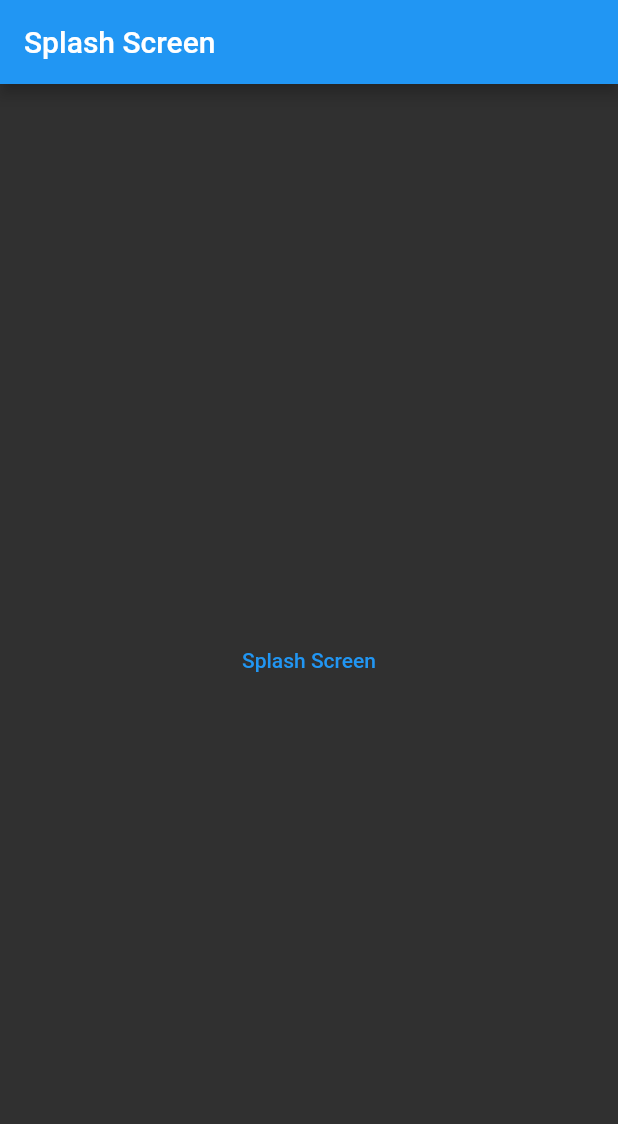
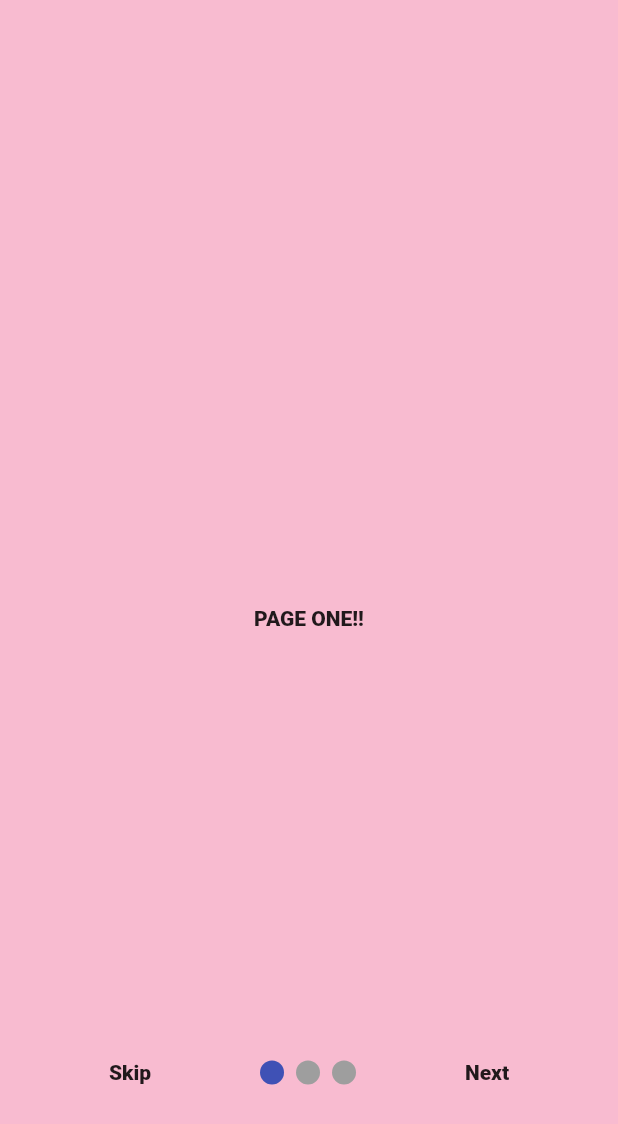
Before and after one commit to US2002/RecipeApp, a Flutter app: the screen it shows after launch, on a phone screen of 412 x 824 dp. Shown: the top 1124 px of the screen. Run offline on Flutter 3.47's test engine with Material 2 defaults, Android fonts, the light colour scheme and no system bars; drawn by our look-alikes of smooth_page_indicator; Roboto replaces fonts that are missing (Roboto-BoldItalic).

Commit message:
SplashScreen

```diff
--- a/lib/main.dart
+++ b/lib/main.dart
@@ -4,7 +4,7 @@ import 'package:recipe_genie/pages/splashScreen.dart';
 void main() {
   runApp(MaterialApp(
     home: splashScreen(),
-    theme: ThemeData.dark(),
+    theme: ThemeData(fontFamily: 'Roboto'),
     debugShowCheckedModeBanner: false,
   ));
 }
--- a/lib/pages/splashScreen.dart
+++ b/lib/pages/splashScreen.dart
@@ -1,5 +1,9 @@
 import 'package:flutter/material.dart';
 import 'package:recipe_genie/pages/home.dart';
+import 'package:recipe_genie/splashScreenPages/page1.dart';
+import 'package:recipe_genie/splashScreenPages/page2.dart';
+import 'package:recipe_genie/splashScreenPages/page3.dart';
+import 'package:smooth_page_indicator/smooth_page_indicator.dart';
 
 class splashScreen extends StatefulWidget {
   const splashScreen({super.key});
@@ -9,37 +13,79 @@ class splashScreen extends StatefulWidget {
 }
 
 class _splashScreenState extends State<splashScreen> {
+  PageController _controller = PageController();
+  bool onLastPage = false;
   @override
   Widget build(BuildContext context) {
     return Scaffold(
-      appBar: AppBar(
-        title: Text('Splash Screen'), //Just for Info not required here
-        backgroundColor: Colors.blue,
-      ),
-      body: Center(
-        child: TextButton(
-            style: ButtonStyle(
-              foregroundColor: MaterialStateProperty.all<Color>(Colors.blue),
-              overlayColor: MaterialStateProperty.resolveWith<Color?>(
-                (Set<MaterialState> states) {
-                  if (states.contains(MaterialState.hovered))
-                    return Colors.blue.withOpacity(0.04);
-                  if (states.contains(MaterialState.focused) ||
-                      states.contains(MaterialState.pressed))
-                    return Colors.blue.withOpacity(0.12);
-                  return null; // Defer to the widget's default.
+        body: Stack(
+      children: [
+        PageView(
+          controller: _controller,
+          onPageChanged: (index) {
+            setState(() {
+              onLastPage = (index == 2);
+            });
+          },
+          children: [
+            page1(),
+            page2(),
+            page3(),
+          ],
+        ),
+        Container(
+          alignment: Alignment(0, 0.75),
+          child: Row(
+            mainAxisAlignment: MainAxisAlignment.spaceEvenly,
+            children: [
+              GestureDetector(
+                onTap: () {
+                  _controller.jumpToPage(2);
                 },
+                child: Text(
+                  'Skip',
+                  style: TextStyle(fontFamily: 'Roboto-BoldItalic'),
+                ),
               ),
-            ),
-            onPressed: () {
-              navigateToSubPage(context);
-            },
-            child: Text('Splash Screen')),
-      ),
-    );
+              SmoothPageIndicator(
+                controller: _controller,
+                count: 3,
+                effect: const WormEffect(
+                  dotHeight: 16,
+                  dotWidth: 16,
+                  type: WormType.thinUnderground,
+                ),
+              ),
+              onLastPage
+                  ? GestureDetector(
+                      onTap: () {
+                        navigateToHomePage(context);
+                      },
+                      child: Text(
+                        'Done',
+                        style: TextStyle(fontFamily: 'Roboto-BoldItalic'),
+                      ),
+                    )
+                  : GestureDetector(
+                      onTap: () {
+                        _controller.nextPage(
+                          duration: Duration(milliseconds: 500),
+                          curve: Curves.easeIn,
+                        );
+                      },
+                      child: Text(
+                        'Next',
+                        style: TextStyle(fontFamily: 'Roboto-BoldItalic'),
+                      ),
+                    ),
+            ],
+          ),
+        )
+      ],
+    ));
   }
 
-  Future navigateToSubPage(context) async {
+  Future navigateToHomePage(context) async {
     Navigator.push(context, MaterialPageRoute(builder: (context) => home()));
   }
 }
--- /dev/null
+++ b/lib/splashScreenPages/page1.dart
@@ -0,0 +1,22 @@
+import 'package:flutter/material.dart';
+
+class page1 extends StatefulWidget {
+  const page1({super.key});
+
+  @override
+  State<page1> createState() => _page1State();
+}
+
+class _page1State extends State<page1> {
+  @override
+  Widget build(BuildContext context) {
+    return Container(
+      color: Colors.pink[100],
+      child: const Center(
+          child: Text(
+        'PAGE ONE!!',
+        style: TextStyle(fontFamily: 'Roboto-BoldItalic'),
+      )),
+    );
+  }
+}
```
Also changed, not shown: lib/splashScreenPages/page2.dart (added, +22 -0 lines), lib/splashScreenPages/page3.dart (added, +23 -0 lines), pubspec.yaml (+13 -0 lines), fonts/Roboto-Black.ttf (added), fonts/Roboto-BlackItalic.ttf (added), fonts/Roboto-Bold.ttf (added), fonts/Roboto-BoldItalic.ttf (added), fonts/Roboto-Italic.ttf (added), fonts/Roboto-Light.ttf (added), fonts/Roboto-LightItalic.ttf (added), fonts/Roboto-Medium.ttf (added), fonts/Roboto-MediumItalic.ttf (added), fonts/Roboto-Regular.ttf (added), fonts/Roboto-Thin.ttf (added), 2 more files, 1 other file.
